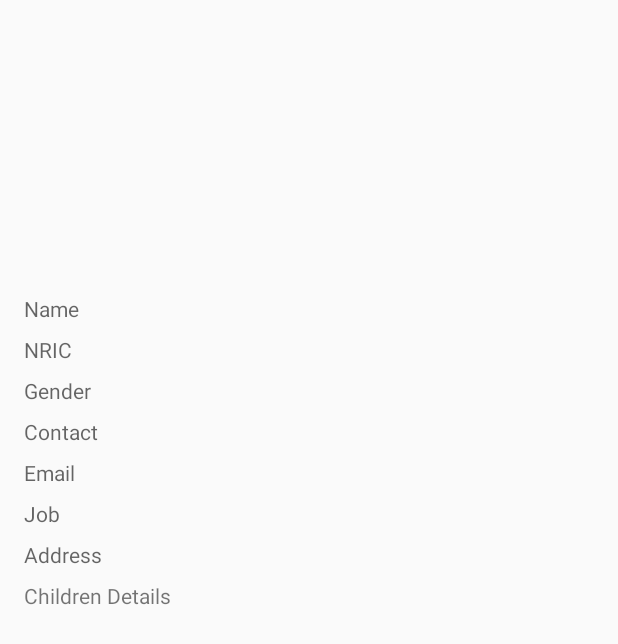
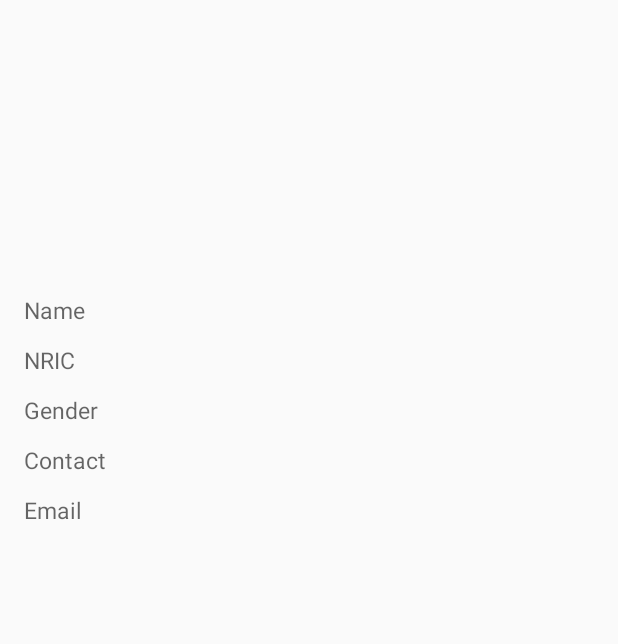
Before and after one commit to ram1988/bluebridge, an Android app: the layout content_aboutme_admin.xml on its own in the app's theme, with its tools: preview values and no code run, on a phone screen of 412 x 824 dp. Shown: the top 644 px of the screen. Run offline under Robolectric (Android 15) with nearby library versions, the phone set to English and light mode, and no system bars.

Commit message:
add abountme for admin

```diff
--- a/app/src/main/java/com/ibm/bluebridge/EventParentHomeSpinnerActivity.java
+++ b/app/src/main/java/com/ibm/bluebridge/EventParentHomeSpinnerActivity.java
@@ -347,7 +347,6 @@ public class EventParentHomeSpinnerActivity extends EventMasterActivity {
                 viewCalendarButton.setVisibility(View.INVISIBLE);
                 //For About Me
                 Parent parent = eventsAdapter.getParentDetail(parent_id);
-                //this.setTitle(parent.getFirstname()+" "+parent.getLastname());
 
                 TextView nameView = (TextView) parentDetailView.findViewById(R.id.name_text);
                 TextView nricView = (TextView) parentDetailView.findViewById(R.id.nric_text);
--- a/app/src/main/res/layout/content_aboutme_parent.xml
+++ b/app/src/main/res/layout/content_aboutme_admin.xml
@@ -1,6 +1,6 @@
 <?xml version="1.0" encoding="utf-8"?>
 <ScrollView xmlns:android="http://schemas.android.com/apk/res/android"
-    android:id="@+id/parent_details"
+    android:id="@+id/admin_details"
     android:layout_width="fill_parent"
     android:layout_height="fill_parent"
     android:layout_below="@id/appBarLayout">
@@ -29,7 +29,7 @@
             android:layout_height="wrap_content"
             android:textAppearance="?android:attr/textAppearanceMedium"
             android:text="Name"
-            android:textSize="14sp"
+            android:textSize="15sp"
             android:id="@+id/name_text"
             android:layout_alignParentTop="true"
             android:layout_alignParentStart="true"
@@ -40,91 +40,44 @@
             android:layout_height="wrap_content"
             android:textAppearance="?android:attr/textAppearanceMedium"
             android:text="NRIC"
-            android:textSize="14sp"
+            android:textSize="15sp"
             android:id="@+id/nric_text"
             android:layout_below="@+id/name_text"
-            android:layout_marginTop="8dp" />
+            android:layout_marginTop="12dp" />
 
         <TextView
             android:layout_width="wrap_content"
             android:layout_height="wrap_content"
             android:textAppearance="?android:attr/textAppearanceMedium"
             android:text="Gender"
-            android:textSize="14sp"
+            android:textSize="15sp"
             android:id="@+id/gender_text"
             android:layout_below="@+id/nric_text"
             android:layout_alignParentStart="true"
-            android:layout_marginTop="8dp" />
+            android:layout_marginTop="12dp" />
 
         <TextView
             android:layout_width="wrap_content"
             android:layout_height="wrap_content"
             android:textAppearance="?android:attr/textAppearanceMedium"
             android:text="Contact"
-            android:textSize="14sp"
+            android:textSize="15sp"
             android:id="@+id/contact_text"
             android:layout_below="@+id/gender_text"
             android:layout_alignParentStart="true"
-            android:layout_marginTop="8dp" />
+            android:layout_marginTop="12dp" />
 
         <TextView
             android:layout_width="wrap_content"
             android:layout_height="wrap_content"
             android:textAppearance="?android:attr/textAppearanceMedium"
             android:text="Email"
-            android:textSize="14sp"
+            android:textSize="15sp"
             android:id="@+id/email_text"
             android:layout_below="@+id/contact_text"
             android:layout_alignParentStart="true"
-            android:layout_marginTop="8dp"
+            android:layout_marginTop="12dp"
             android:clickable="true"/>
 
-        <TextView
-            android:layout_width="wrap_content"
-            android:layout_height="wrap_content"
-            android:textAppearance="?android:attr/textAppearanceMedium"
-            android:text="Job"
-            android:textSize="14sp"
-            android:id="@+id/job_text"
-            android:layout_below="@+id/email_text"
-            android:layout_alignParentStart="true"
-            android:layout_marginTop="8dp" />
-
-        <TextView
-            android:layout_width="wrap_content"
-            android:layout_height="wrap_content"
-            android:textAppearance="?android:attr/textAppearanceMedium"
-            android:text="Address"
-            android:textSize="14sp"
-            android:id="@+id/address_text"
-            android:layout_below="@+id/job_text"
-            android:layout_alignParentStart="true"
-            android:layout_marginTop="8dp" />
-
-        <RelativeLayout
-            android:layout_width="match_parent"
-            android:layout_height="wrap_content"
-            android:layout_marginTop="8dp"
-            android:layout_alignParentStart="true"
-            android:layout_below="@id/address_text">
-            <TextView android:id="@+id/children_label"
-                android:layout_width="wrap_content"
-                android:layout_height="wrap_content"
-                android:text="Children Details"
-                android:textSize="14sp"/>
-
-            <ListView xmlns:android="http://schemas.android.com/apk/res/android"
-                android:id="@+id/childrenlist"
-                android:scrollbars="vertical"
-                android:layout_width="wrap_content"
-                android:layout_height="wrap_content"
-                android:layout_below="@+id/children_label"
-                android:layout_alignParentStart="true"
-                android:layout_marginLeft="@dimen/text_margin"
-                android:layout_marginRight="@dimen/text_margin"
-                android:layout_marginTop="@dimen/text_margin"
-                android:layout_alignParentBottom="true"
-                android:textSize="8sp"/>
-        </RelativeLayout>
     </RelativeLayout>
 </ScrollView>
--- a/app/src/main/res/layout/fragment_event_admin_home_tab.xml
+++ b/app/src/main/res/layout/fragment_event_admin_home_tab.xml
@@ -19,7 +19,6 @@
         android:layout_height="550sp"
         android:layout_alignParentStart="true" />
 
-
-
+    <include layout="@layout/content_aboutme_admin" />
 
 </RelativeLayout>
```
Also changed, not shown: app/src/main/java/com/ibm/bluebridge/EventAdminHomeSpinnerActivity.java (+73 -1 lines).
